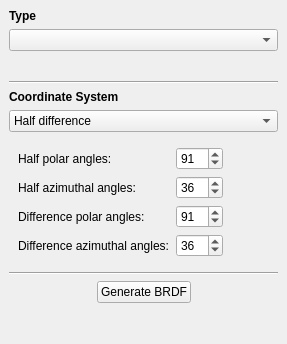
Old version of the form src/ReflectanceModelDockWidget.ui in the repository KimuraRyo/BSDFProcessor.
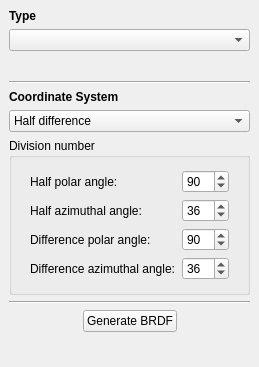
New version of the form. The open tabs and pages were chosen to show the change.

What changed in the file:
```diff
--- a/src/ReflectanceModelDockWidget.ui
+++ b/src/ReflectanceModelDockWidget.ui
@@ -6,8 +6,8 @@
    <rect>
     <x>0</x>
     <y>0</y>
-    <width>287</width>
-    <height>344</height>
+    <width>244</width>
+    <height>367</height>
    </rect>
   </property>
   <property name="windowTitle">
@@ -76,6 +76,27 @@
      </widget>
     </item>
     <item>
+     <widget class="QGroupBox" name="groupBox">
+      <property name="sizePolicy">
+       <sizepolicy hsizetype="Preferred" vsizetype="Fixed">
+        <horstretch>0</horstretch>
+        <verstretch>0</verstretch>
+       </sizepolicy>
+      </property>
+      <property name="title">
+       <string>Division number</string>
+      </property>
+      <layout class="QVBoxLayout" name="verticalLayout_2">
+       <property name="sizeConstraint">
+        <enum>QLayout::SetDefaultConstraint</enum>
+       </property>
+       <property name="topMargin">
+        <number>3</number>
+       </property>
+       <property name="bottomMargin">
+        <number>3</number>
+       </property>
+       <item>
      <widget class="QStackedWidget" name="coordSysStackedWidget">
       <property name="currentIndex">
        <number>0</number>
@@ -88,7 +109,7 @@
         <item row="0" column="0">
          <widget class="QLabel" name="label_3">
           <property name="text">
-           <string>Half polar angles:</string>
+              <string>Half polar angle:</string>
           </property>
          </widget>
         </item>
@@ -101,14 +122,34 @@
            <number>999</number>
           </property>
           <property name="value">
-           <number>91</number>
+              <number>90</number>
+             </property>
+            </widget>
+           </item>
+           <item row="1" column="0">
+            <widget class="QLabel" name="halfDiffCsNumAngle1Label">
+             <property name="text">
+              <string>Half azimuthal angle:</string>
+             </property>
+            </widget>
+           </item>
+           <item row="1" column="1">
+            <widget class="QSpinBox" name="halfDiffCsNumAngle1SpinBox">
+             <property name="minimum">
+              <number>0</number>
+             </property>
+             <property name="maximum">
+              <number>999</number>
+             </property>
+             <property name="value">
+              <number>36</number>
           </property>
          </widget>
         </item>
         <item row="2" column="0">
          <widget class="QLabel" name="label_5">
           <property name="text">
-           <string>Difference polar angles:</string>
+              <string>Difference polar angle:</string>
           </property>
          </widget>
         </item>
@@ -121,14 +162,14 @@
            <number>999</number>
           </property>
           <property name="value">
-           <number>91</number>
+              <number>90</number>
           </property>
          </widget>
         </item>
         <item row="3" column="0">
          <widget class="QLabel" name="label_6">
           <property name="text">
-           <string>Difference azimuthal angles:</string>
+              <string>Difference azimuthal angle:</string>
           </property>
          </widget>
         </item>
@@ -145,26 +186,6 @@
           </property>
          </widget>
         </item>
-        <item row="1" column="0">
-         <widget class="QLabel" name="halfDiffCsNumAngle1Label">
-          <property name="text">
-           <string>Half azimuthal angles:</string>
-          </property>
-         </widget>
-        </item>
-        <item row="1" column="1">
-         <widget class="QSpinBox" name="halfDiffCsNumAngle1SpinBox">
-          <property name="minimum">
-           <number>2</number>
-          </property>
-          <property name="maximum">
-           <number>999</number>
-          </property>
-          <property name="value">
-           <number>36</number>
-          </property>
-         </widget>
-        </item>
        </layout>
       </widget>
       <widget class="QWidget" name="specularCoordSysPage">
@@ -341,6 +362,9 @@
         </item>
        </layout>
       </widget>
+        </widget>
+       </item>
+      </layout>
      </widget>
     </item>
     <item>
@@ -404,10 +428,13 @@
       <property name="orientation">
        <enum>Qt::Vertical</enum>
       </property>
+      <property name="sizeType">
+       <enum>QSizePolicy::Expanding</enum>
+      </property>
       <property name="sizeHint" stdset="0">
        <size>
         <width>20</width>
-        <height>1000</height>
+        <height>40</height>
        </size>
       </property>
      </spacer>
```
Left out of the diff: 30 changed lines with no effect on the pictures. Lines whose indentation alone changed are shown as unchanged.
